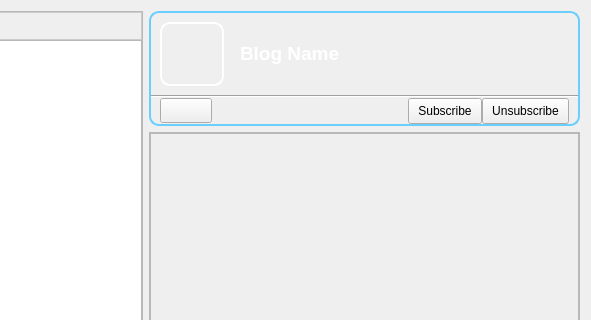
The window that retroshare-gui/src/gui/unfinished/blogs/BlogsDialog.ui (RetroShare/RetroShare) describes before a commit, drawn with Qt 5; both pictures show x 90 to 681 and y 0 to 320 of the 681 by 476 pixel window.
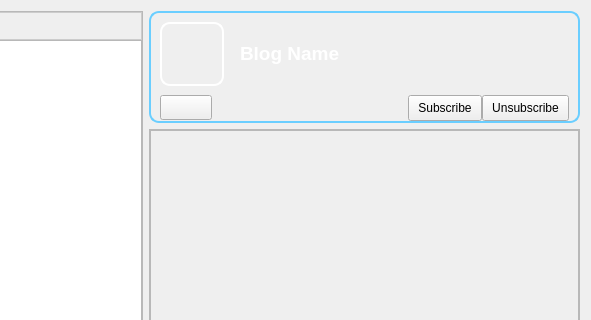
The same window after the commit. Icons and pictures are not drawn.

Commit message: removed not needed horizontal line

```diff
--- a/retroshare-gui/src/gui/unfinished/blogs/BlogsDialog.ui
+++ b/retroshare-gui/src/gui/unfinished/blogs/BlogsDialog.ui
@@ -306,13 +306,6 @@
          </layout>
         </item>
         <item row="1" column="0">
-         <widget class="Line" name="line">
-          <property name="orientation">
-           <enum>Qt::Horizontal</enum>
-          </property>
-         </widget>
-        </item>
-        <item row="2" column="0">
          <layout class="QGridLayout" name="gridLayout">
           <property name="leftMargin">
            <number>9</number>
@@ -524,7 +517,7 @@
              <x>0</x>
              <y>0</y>
              <width>429</width>
-             <height>329</height>
+             <height>332</height>
             </rect>
            </property>
            <property name="styleSheet">
```
Left out of the diff: 13 changed lines with no effect on the pictures.
